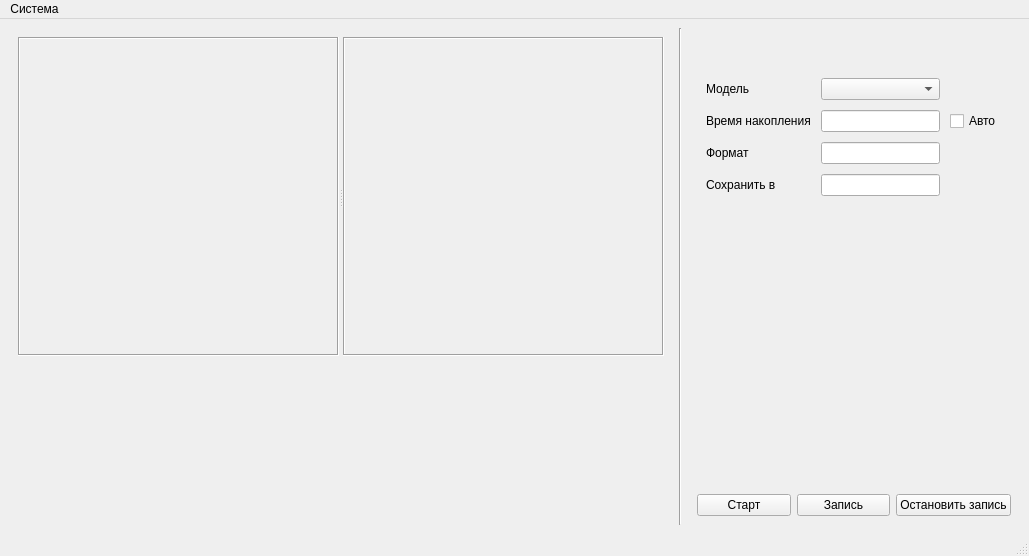
Superdudl/DOE, file QT_Forms/MainWindow.ui: the form before one commit.
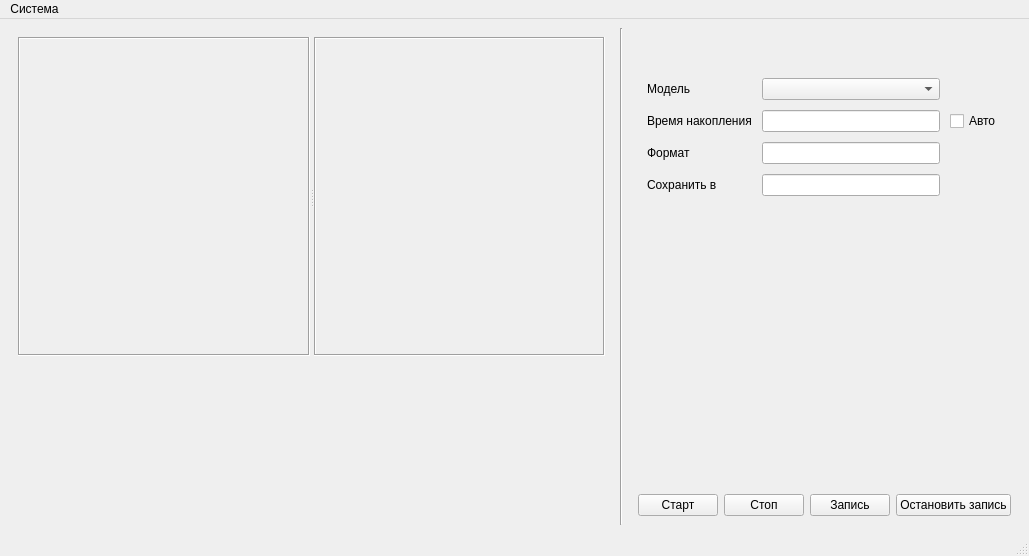
The form after the commit.

```diff
--- a/QT_Forms/MainWindow.ui
+++ b/QT_Forms/MainWindow.ui
@@ -182,7 +182,7 @@
            <rect>
             <x>0</x>
             <y>0</y>
-            <width>314</width>
+            <width>357</width>
             <height>240</height>
            </rect>
           </property>
@@ -269,6 +269,13 @@
            </property>
           </widget>
          </item>
+         <item>
+          <widget class="QPushButton" name="pushButton">
+           <property name="text">
+            <string>Стоп</string>
+           </property>
+          </widget>
+         </item>
          <item>
           <widget class="QPushButton" name="recordButton">
            <property name="text">
```
Left out of the diff: 14 changed lines with no effect on the pictures.
